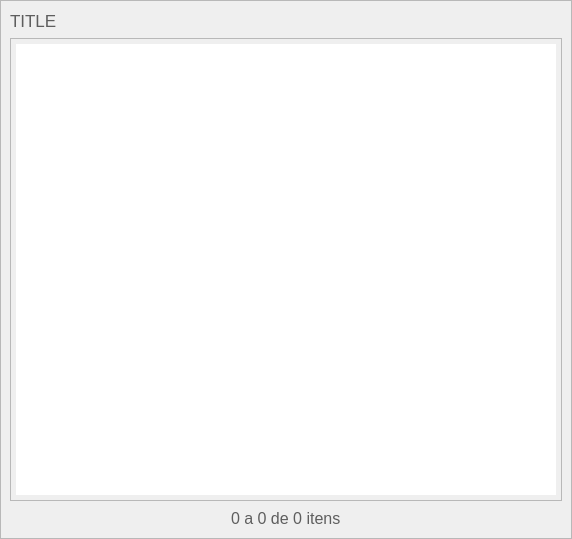
iagoofelipe/Finances, file application/src/ui/TableForm.ui: the form before one commit.
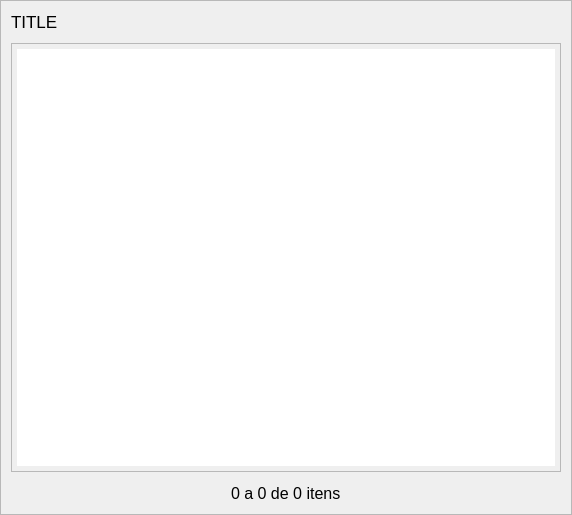
The form after the commit. Icons and pictures are not drawn.

```diff
--- a/application/src/ui/TableForm.ui
+++ b/application/src/ui/TableForm.ui
@@ -7,7 +7,7 @@
     <x>0</x>
     <y>0</y>
     <width>572</width>
-    <height>539</height>
+    <height>515</height>
    </rect>
   </property>
   <property name="windowTitle">
@@ -38,6 +38,21 @@
       <enum>QFrame::Raised</enum>
      </property>
      <layout class="QVBoxLayout" name="verticalLayout">
+      <property name="spacing">
+       <number>10</number>
+      </property>
+      <property name="leftMargin">
+       <number>10</number>
+      </property>
+      <property name="topMargin">
+       <number>10</number>
+      </property>
+      <property name="rightMargin">
+       <number>10</number>
+      </property>
+      <property name="bottomMargin">
+       <number>10</number>
+      </property>
       <item>
        <widget class="QWidget" name="widget" native="true">
         <layout class="QHBoxLayout" name="horizontalLayout">
@@ -61,9 +76,6 @@
              <pointsize>13</pointsize>
             </font>
            </property>
-           <property name="styleSheet">
-            <string notr="true">color: #5E5E5E;</string>
-           </property>
            <property name="text">
             <string>TITLE</string>
            </property>
@@ -84,6 +96,9 @@
          </item>
          <item>
           <widget class="QPushButton" name="btnReject">
+           <property name="styleSheet">
+            <string notr="true">background-color: transparent;</string>
+           </property>
            <property name="icon">
             <iconset resource="imgs/resource.qrc">
              <normaloff>:/root/icons/x.svg</normaloff>:/root/icons/x.svg</iconset>
@@ -101,6 +116,9 @@
          </item>
          <item>
           <widget class="QPushButton" name="btnAccept">
+           <property name="styleSheet">
+            <string notr="true">background-color: transparent;</string>
+           </property>
            <property name="icon">
             <iconset resource="imgs/resource.qrc">
              <normaloff>:/root/icons/Vector.svg</normaloff>:/root/icons/Vector.svg</iconset>
@@ -118,6 +136,9 @@
          </item>
          <item>
           <widget class="QPushButton" name="btnDelete">
+           <property name="styleSheet">
+            <string notr="true">background-color: transparent;</string>
+           </property>
            <property name="icon">
             <iconset resource="imgs/resource.qrc">
              <normaloff>:/root/icons/minus.svg</normaloff>:/root/icons/minus.svg</iconset>
@@ -135,6 +156,9 @@
          </item>
          <item>
           <widget class="QPushButton" name="btnDetails">
+           <property name="styleSheet">
+            <string notr="true">background-color: transparent;</string>
+           </property>
            <property name="icon">
             <iconset resource="imgs/resource.qrc">
              <normaloff>:/root/icons/file-text.svg</normaloff>:/root/icons/file-text.svg</iconset>
@@ -152,6 +176,9 @@
          </item>
          <item>
           <widget class="QPushButton" name="btnAdd">
+           <property name="styleSheet">
+            <string notr="true">background-color: transparent;</string>
+           </property>
            <property name="icon">
             <iconset resource="imgs/resource.qrc">
              <normaloff>:/root/icons/plus.svg</normaloff>:/root/icons/plus.svg</iconset>
@@ -169,6 +196,9 @@
          </item>
          <item>
           <widget class="QPushButton" name="btnParams">
+           <property name="styleSheet">
+            <string notr="true">background-color: transparent;</string>
+           </property>
            <property name="icon">
             <iconset resource="imgs/resource.qrc">
              <normaloff>:/root/icons/sliders.svg</normaloff>:/root/icons/sliders.svg</iconset>
@@ -186,6 +216,9 @@
          </item>
          <item>
           <widget class="QPushButton" name="btnEdit">
+           <property name="styleSheet">
+            <string notr="true">background-color: transparent;</string>
+           </property>
            <property name="icon">
             <iconset resource="imgs/resource.qrc">
              <normaloff>:/root/icons/edit.svg</normaloff>:/root/icons/edit.svg</iconset>
@@ -307,6 +340,9 @@
          </item>
          <item>
           <widget class="QPushButton" name="btnPrev">
+           <property name="styleSheet">
+            <string notr="true">background-color: transparent;</string>
+           </property>
            <property name="icon">
             <iconset resource="imgs/resource.qrc">
              <normaloff>:/root/icons/prev.svg</normaloff>:/root/icons/prev.svg</iconset>
@@ -330,9 +366,6 @@
              <pointsize>12</pointsize>
             </font>
            </property>
-           <property name="styleSheet">
-            <string notr="true">color: #5E5E5E;</string>
-           </property>
            <property name="text">
             <string>0 a 0 de 0 itens</string>
            </property>
@@ -340,6 +373,9 @@
          </item>
          <item>
           <widget class="QPushButton" name="btnNext">
+           <property name="styleSheet">
+            <string notr="true">background-color: transparent;</string>
+           </property>
            <property name="icon">
             <iconset resource="imgs/resource.qrc">
              <normaloff>:/root/icons/next.svg</normaloff>:/root/icons/next.svg</iconset>
```
Left out of the diff: 22 changed lines with no effect on the pictures.
